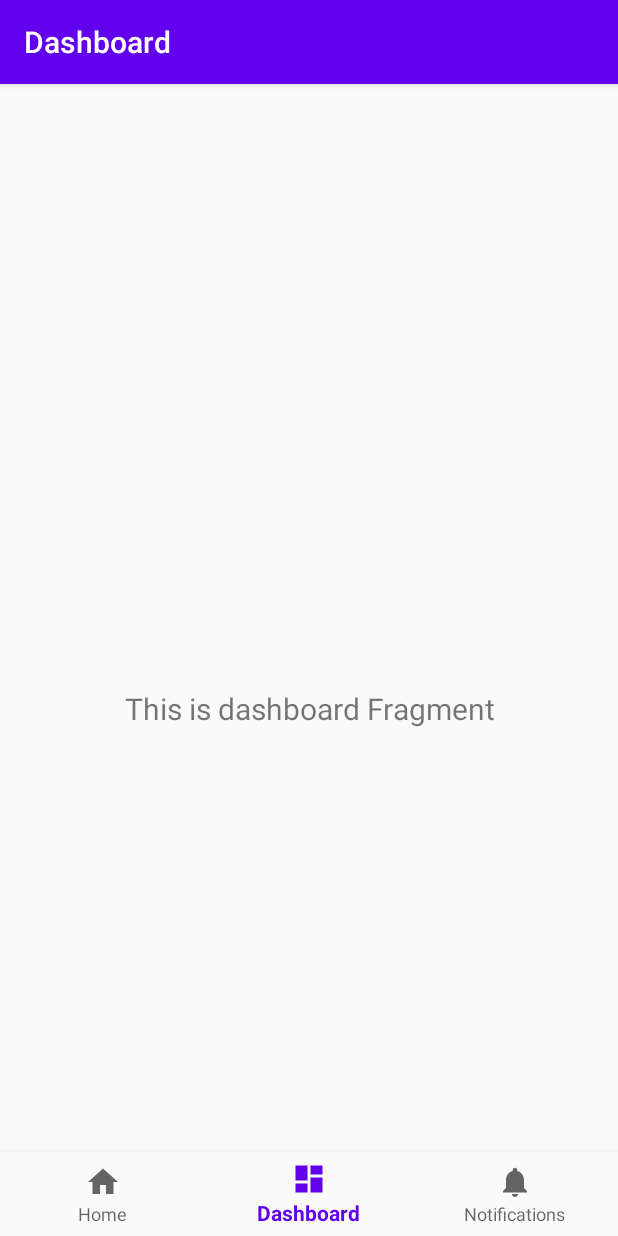
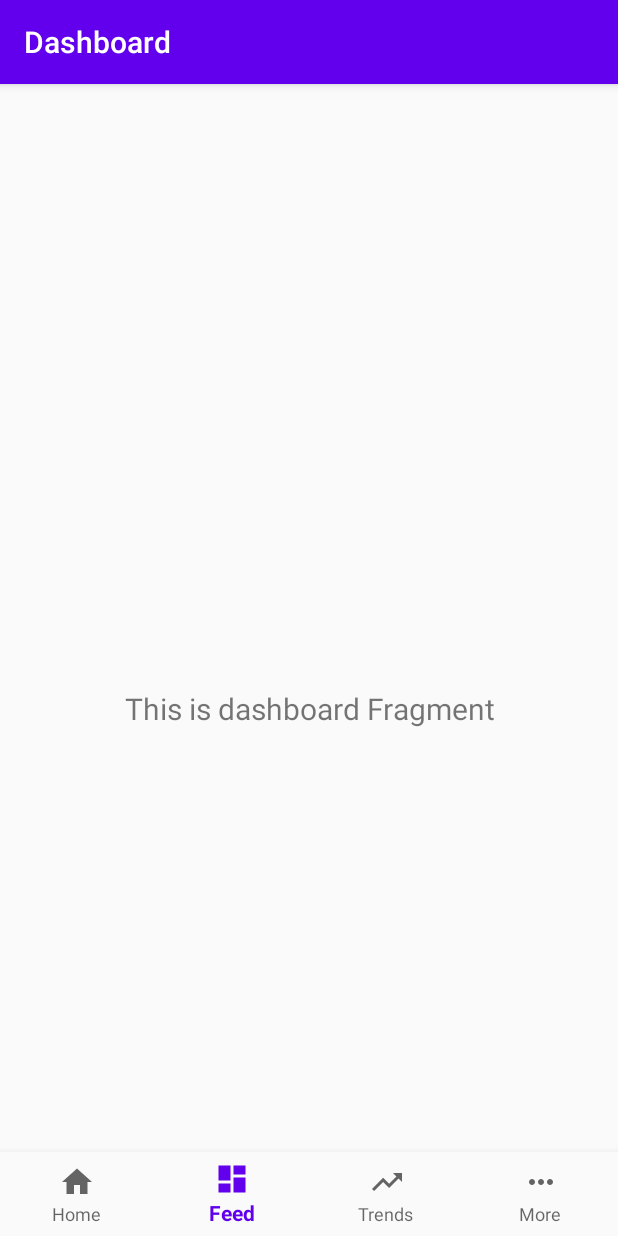
Before and after one commit to niyazm524/WatchList, an Android app: the FeedFragment screen opened through its navigation route, item 2 of the bottom bar chosen, on a phone screen of 412 x 824 dp. Run offline under Robolectric (Android 15) with nearby library versions, the phone set to English and light mode, and no system bars; our stand-ins replace navigation-ui.

Commit message:
base fragments added

```diff
--- a/app/build.gradle
+++ b/app/build.gradle
@@ -49,6 +49,7 @@ dependencies {
     implementation 'androidx.lifecycle:lifecycle-extensions:2.0.0'
     implementation 'androidx.navigation:navigation-fragment-ktx:2.0.0'
     implementation 'androidx.navigation:navigation-ui-ktx:2.0.0'
+    implementation 'androidx.legacy:legacy-support-v4:1.0.0'
     testImplementation 'junit:junit:4.12'
     androidTestImplementation 'androidx.test.ext:junit:1.1.1'
     androidTestImplementation 'androidx.test.espresso:espresso-core:3.2.0'
--- a/app/src/main/java/dev/procrastineyaz/watchlist/MainActivity.kt
+++ b/app/src/main/java/dev/procrastineyaz/watchlist/MainActivity.kt
@@ -16,10 +16,8 @@ class MainActivity : AppCompatActivity() {
         val navView: BottomNavigationView = findViewById(R.id.nav_view)
 
         val navController = findNavController(R.id.nav_host_fragment)
-        // Passing each menu ID as a set of Ids because each
-        // menu should be considered as top level destinations.
         val appBarConfiguration = AppBarConfiguration(setOf(
-                R.id.navigation_home, R.id.navigation_dashboard, R.id.navigation_notifications))
+                R.id.navigation_home, R.id.navigation_feed, R.id.navigation_trends, R.id.navigation_more))
         setupActionBarWithNavController(navController, appBarConfiguration)
         navView.setupWithNavController(navController)
     }
--- a/app/src/main/java/dev/procrastineyaz/watchlist/ui/notifications/NotificationsFragment.kt
+++ b/app/src/main/java/dev/procrastineyaz/watchlist/ui/feed/FeedFragment.kt
@@ -1,4 +1,4 @@
-package dev.procrastineyaz.watchlist.ui.notifications
+package dev.procrastineyaz.watchlist.ui.feed
 
 import android.os.Bundle
 import android.view.LayoutInflater
@@ -10,20 +10,20 @@ import androidx.lifecycle.Observer
 import androidx.lifecycle.ViewModelProviders
 import dev.procrastineyaz.watchlist.R
 
-class NotificationsFragment : Fragment() {
+class FeedFragment : Fragment() {
 
-    private lateinit var notificationsViewModel: NotificationsViewModel
+    private lateinit var dashboardViewModel: FeedViewModel
 
     override fun onCreateView(
             inflater: LayoutInflater,
             container: ViewGroup?,
             savedInstanceState: Bundle?
     ): View? {
-        notificationsViewModel =
-                ViewModelProviders.of(this).get(NotificationsViewModel::class.java)
-        val root = inflater.inflate(R.layout.fragment_notifications, container, false)
-        val textView: TextView = root.findViewById(R.id.text_notifications)
-        notificationsViewModel.text.observe(viewLifecycleOwner, Observer {
+        dashboardViewModel =
+                ViewModelProviders.of(this).get(FeedViewModel::class.java)
+        val root = inflater.inflate(R.layout.fragment_dashboard, container, false)
+        val textView: TextView = root.findViewById(R.id.text_dashboard)
+        dashboardViewModel.text.observe(viewLifecycleOwner, Observer {
             textView.text = it
         })
         return root
--- a/app/src/main/java/dev/procrastineyaz/watchlist/ui/notifications/NotificationsViewModel.kt
+++ b/app/src/main/java/dev/procrastineyaz/watchlist/ui/feed/FeedViewModel.kt
@@ -1,13 +1,13 @@
-package dev.procrastineyaz.watchlist.ui.notifications
+package dev.procrastineyaz.watchlist.ui.feed
 
 import androidx.lifecycle.LiveData
 import androidx.lifecycle.MutableLiveData
 import androidx.lifecycle.ViewModel
 
-class NotificationsViewModel : ViewModel() {
+class FeedViewModel : ViewModel() {
 
     private val _text = MutableLiveData<String>().apply {
-        value = "This is notifications Fragment"
+        value = "This is dashboard Fragment"
     }
     val text: LiveData<String> = _text
 }
--- a/app/src/main/java/dev/procrastineyaz/watchlist/ui/dashboard/DashboardFragment.kt
+++ b/app/src/main/java/dev/procrastineyaz/watchlist/ui/trends/TrendsFragment.kt
@@ -1,4 +1,4 @@
-package dev.procrastineyaz.watchlist.ui.dashboard
+package dev.procrastineyaz.watchlist.ui.trends
 
 import android.os.Bundle
 import android.view.LayoutInflater
@@ -10,20 +10,20 @@ import androidx.lifecycle.Observer
 import androidx.lifecycle.ViewModelProviders
 import dev.procrastineyaz.watchlist.R
 
-class DashboardFragment : Fragment() {
+class TrendsFragment : Fragment() {
 
-    private lateinit var dashboardViewModel: DashboardViewModel
+    private lateinit var notificationsViewModel: TrendsViewModel
 
     override fun onCreateView(
             inflater: LayoutInflater,
             container: ViewGroup?,
             savedInstanceState: Bundle?
     ): View? {
-        dashboardViewModel =
-                ViewModelProviders.of(this).get(DashboardViewModel::class.java)
-        val root = inflater.inflate(R.layout.fragment_dashboard, container, false)
-        val textView: TextView = root.findViewById(R.id.text_dashboard)
-        dashboardViewModel.text.observe(viewLifecycleOwner, Observer {
+        notificationsViewModel =
+                ViewModelProviders.of(this).get(TrendsViewModel::class.java)
+        val root = inflater.inflate(R.layout.fragment_notifications, container, false)
+        val textView: TextView = root.findViewById(R.id.text_notifications)
+        notificationsViewModel.text.observe(viewLifecycleOwner, Observer {
             textView.text = it
         })
         return root
--- a/app/src/main/java/dev/procrastineyaz/watchlist/ui/dashboard/DashboardViewModel.kt
+++ b/app/src/main/java/dev/procrastineyaz/watchlist/ui/trends/TrendsViewModel.kt
@@ -1,13 +1,13 @@
-package dev.procrastineyaz.watchlist.ui.dashboard
+package dev.procrastineyaz.watchlist.ui.trends
 
 import androidx.lifecycle.LiveData
 import androidx.lifecycle.MutableLiveData
 import androidx.lifecycle.ViewModel
 
-class DashboardViewModel : ViewModel() {
+class TrendsViewModel : ViewModel() {
 
     private val _text = MutableLiveData<String>().apply {
-        value = "This is dashboard Fragment"
+        value = "This is notifications Fragment"
     }
     val text: LiveData<String> = _text
 }
--- /dev/null
+++ b/app/src/main/res/drawable/ic_more_black_24dp.xml
@@ -0,0 +1,9 @@
+<vector xmlns:android="http://schemas.android.com/apk/res/android"
+        android:width="24dp"
+        android:height="24dp"
+        android:viewportWidth="24.0"
+        android:viewportHeight="24.0">
+    <path
+        android:fillColor="#FF000000"
+        android:pathData="M6,10c-1.1,0 -2,0.9 -2,2s0.9,2 2,2 2,-0.9 2,-2 -0.9,-2 -2,-2zM18,10c-1.1,0 -2,0.9 -2,2s0.9,2 2,2 2,-0.9 2,-2 -0.9,-2 -2,-2zM12,10c-1.1,0 -2,0.9 -2,2s0.9,2 2,2 2,-0.9 2,-2 -0.9,-2 -2,-2z"/>
+</vector>
--- a/app/src/main/res/drawable/ic_notifications_black_24dp.xml
+++ /dev/null
@@ -1,9 +0,0 @@
-<vector xmlns:android="http://schemas.android.com/apk/res/android"
-    android:width="24dp"
-    android:height="24dp"
-    android:viewportWidth="24.0"
-    android:viewportHeight="24.0">
-    <path
-        android:fillColor="#FF000000"
-        android:pathData="M12,22c1.1,0 2,-0.9 2,-2h-4c0,1.1 0.89,2 2,2zM18,16v-5c0,-3.07 -1.64,-5.64 -4.5,-6.32L13.5,4c0,-0.83 -0.67,-1.5 -1.5,-1.5s-1.5,0.67 -1.5,1.5v0.68C7.63,5.36 6,7.92 6,11v5l-2,2v1h16v-1l-2,-2z" />
-</vector>
--- /dev/null
+++ b/app/src/main/res/drawable/ic_trends_black_24dp.xml
@@ -0,0 +1,9 @@
+<vector xmlns:android="http://schemas.android.com/apk/res/android"
+        android:width="24dp"
+        android:height="24dp"
+        android:viewportWidth="24.0"
+        android:viewportHeight="24.0">
+    <path
+        android:fillColor="#FF000000"
+        android:pathData="M16,6l2.29,2.29 -4.88,4.88 -4,-4L2,16.59 3.41,18l6,-6 4,4 6.3,-6.29L22,12V6z"/>
+</vector>
--- a/app/src/main/res/layout/activity_main.xml
+++ b/app/src/main/res/layout/activity_main.xml
@@ -13,6 +13,7 @@
         android:layout_marginStart="0dp"
         android:layout_marginEnd="0dp"
         android:background="?android:attr/windowBackground"
+        app:labelVisibilityMode="labeled"
         app:layout_constraintBottom_toBottomOf="parent"
         app:layout_constraintLeft_toLeftOf="parent"
         app:layout_constraintRight_toRightOf="parent"
--- a/app/src/main/res/layout/fragment_dashboard.xml
+++ b/app/src/main/res/layout/fragment_dashboard.xml
@@ -4,7 +4,7 @@
     xmlns:tools="http://schemas.android.com/tools"
     android:layout_width="match_parent"
     android:layout_height="match_parent"
-    tools:context=".ui.dashboard.DashboardFragment">
+    tools:context=".ui.feed.FeedFragment">
 
     <TextView
         android:id="@+id/text_dashboard"
--- a/app/src/main/res/layout/fragment_notifications.xml
+++ b/app/src/main/res/layout/fragment_notifications.xml
@@ -4,7 +4,7 @@
     xmlns:tools="http://schemas.android.com/tools"
     android:layout_width="match_parent"
     android:layout_height="match_parent"
-    tools:context=".ui.notifications.NotificationsFragment">
+    tools:context=".ui.trends.TrendsFragment">
 
     <TextView
         android:id="@+id/text_notifications"
--- a/app/src/main/res/menu/bottom_nav_menu.xml
+++ b/app/src/main/res/menu/bottom_nav_menu.xml
@@ -7,13 +7,18 @@
         android:title="@string/title_home" />
 
     <item
-        android:id="@+id/navigation_dashboard"
+        android:id="@+id/navigation_feed"
         android:icon="@drawable/ic_dashboard_black_24dp"
-        android:title="@string/title_dashboard" />
+        android:title="@string/title_feed" />
 
     <item
-        android:id="@+id/navigation_notifications"
-        android:icon="@drawable/ic_notifications_black_24dp"
-        android:title="@string/title_notifications" />
+        android:id="@+id/navigation_trends"
+        android:icon="@drawable/ic_trends_black_24dp"
+        android:title="@string/title_trends" />
+
+    <item
+        android:id="@+id/navigation_more"
+        android:icon="@drawable/ic_more_black_24dp"
+        android:title="@string/title_more" />
 
 </menu>
--- a/app/src/main/res/navigation/mobile_navigation.xml
+++ b/app/src/main/res/navigation/mobile_navigation.xml
@@ -12,14 +12,19 @@
         tools:layout="@layout/fragment_home" />
 
     <fragment
-        android:id="@+id/navigation_dashboard"
-        android:name="dev.procrastineyaz.watchlist.ui.dashboard.DashboardFragment"
+        android:id="@+id/navigation_feed"
+        android:name="dev.procrastineyaz.watchlist.ui.feed.FeedFragment"
         android:label="@string/title_dashboard"
         tools:layout="@layout/fragment_dashboard" />
 
     <fragment
-        android:id="@+id/navigation_notifications"
-        android:name="dev.procrastineyaz.watchlist.ui.notifications.NotificationsFragment"
+        android:id="@+id/navigation_trends"
+        android:name="dev.procrastineyaz.watchlist.ui.trends.TrendsFragment"
         android:label="@string/title_notifications"
         tools:layout="@layout/fragment_notifications" />
+    <fragment
+        android:id="@+id/navigation_more"
+        android:name="dev.procrastineyaz.watchlist.ui.more.MoreFragment"
+        android:label="fragment_more"
+        tools:layout="@layout/fragment_more" />
 </navigation>
--- a/app/src/main/res/values/strings.xml
+++ b/app/src/main/res/values/strings.xml
@@ -3,4 +3,10 @@
     <string name="title_home">Home</string>
     <string name="title_dashboard">Dashboard</string>
     <string name="title_notifications">Notifications</string>
+    <string name="title_feed">Feed</string>
+    <string name="title_trends">Trends</string>
+    <string name="title_more">More</string>
+
+    <!-- TODO: Remove or change this placeholder text -->
+    <string name="hello_blank_fragment">Hello blank fragment</string>
 </resources>
```
Also changed, not shown: app/src/main/java/dev/procrastineyaz/watchlist/ui/more/MoreFragment.kt (added, +60 -0 lines), app/src/main/res/layout/fragment_more.xml (added, +14 -0 lines).
